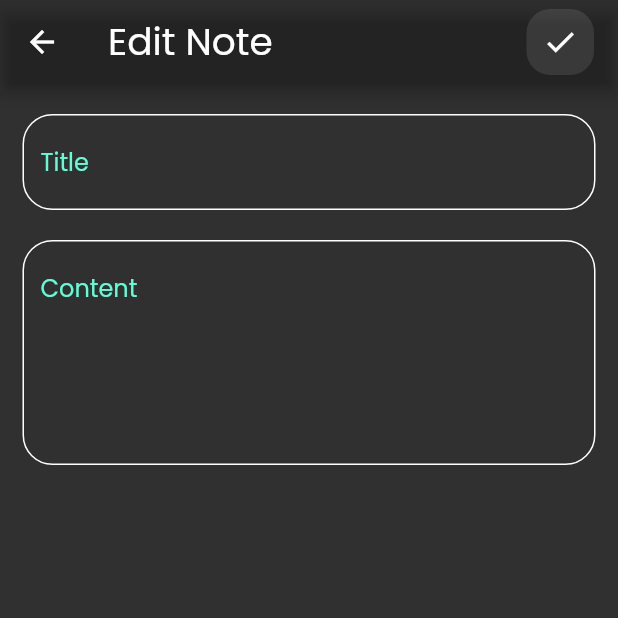
After one commit to RamezNasser5/notes_app, a Flutter app: the screen it shows after launch, after a tap on "Flutter tips", on a phone screen of 412 x 824 dp, the top half of it. The commit adds this screen. Run offline on Flutter 3.47's test engine with Material 2 defaults, Android fonts, the phone set to English and light mode, and no system bars.

Commit message:
create edit note view with title and content text field

```diff
--- /dev/null
+++ b/lib/views/edit_note_view.dart
@@ -0,0 +1,46 @@
+import 'package:flutter/material.dart';
+import 'package:notes_app/widgets/custom_search_icon.dart';
+import 'package:notes_app/widgets/custom_text_field.dart';
+
+class EditNoteView extends StatelessWidget {
+  const EditNoteView({super.key});
+
+  @override
+  Widget build(BuildContext context) {
+    return Scaffold(
+      appBar: AppBar(
+        title: const Text(
+          'Edit Note',
+          style: TextStyle(fontSize: 25),
+        ),
+        actions: const [
+          CustomSearchIcon(
+            icons: Icons.check,
+          )
+        ],
+        backgroundColor: Colors.transparent,
+      ),
+      body: const Column(
+        children: [
+          SizedBox(
+            height: 20,
+          ),
+          Padding(
+            padding: EdgeInsets.symmetric(horizontal: 15.0),
+            child: CustomTextField(hint: 'Title'),
+          ),
+          SizedBox(
+            height: 20,
+          ),
+          Padding(
+            padding: EdgeInsets.symmetric(horizontal: 15.0),
+            child: CustomTextField(
+              hint: 'Content',
+              maxLine: 5,
+            ),
+          ),
+        ],
+      ),
+    );
+  }
+}
--- a/lib/views/notes_view.dart
+++ b/lib/views/notes_view.dart
@@ -28,7 +28,11 @@ class NotesView extends StatelessWidget {
           'Notes',
           style: TextStyle(fontSize: 25),
         ),
-        actions: const [CustomSearchIcon()],
+        actions: const [
+          CustomSearchIcon(
+            icons: Icons.search,
+          )
+        ],
         backgroundColor: Colors.transparent,
       ),
       body: const NotesViewBody(),
--- a/lib/widgets/custom_search_icon.dart
+++ b/lib/widgets/custom_search_icon.dart
@@ -1,7 +1,9 @@
 import 'package:flutter/material.dart';
 
 class CustomSearchIcon extends StatelessWidget {
-  const CustomSearchIcon({super.key});
+  const CustomSearchIcon({super.key, required this.icons});
+
+  final IconData icons;
 
   @override
   Widget build(BuildContext context) {
@@ -14,7 +16,7 @@ class CustomSearchIcon extends StatelessWidget {
           borderRadius: BorderRadius.circular(16),
           color: Colors.white.withOpacity(0.1),
         ),
-        child: const Icon(Icons.search),
+        child: Icon(icons),
       ),
     );
   }
--- a/lib/widgets/note_body_container.dart
+++ b/lib/widgets/note_body_container.dart
@@ -1,4 +1,5 @@
 import 'package:flutter/material.dart';
+import 'package:notes_app/views/edit_note_view.dart';
 import 'package:notes_app/widgets/custom_list_tile.dart';
 
 class NoteBodyContainer extends StatelessWidget {
@@ -10,6 +11,12 @@ class NoteBodyContainer extends StatelessWidget {
   Widget build(BuildContext context) {
     return Padding(
       padding: const EdgeInsets.only(top: 16.0, left: 16, right: 16),
+      child: GestureDetector(
+        onTap: () {
+          Navigator.push(context, MaterialPageRoute(builder: (context) {
+            return const EditNoteView();
+          }));
+        },
         child: Container(
           padding: const EdgeInsets.only(
             top: 24,
@@ -34,6 +41,7 @@ class NoteBodyContainer extends StatelessWidget {
             ],
           ),
         ),
+      ),
     );
   }
 }
```
Lines whose indentation alone changed are shown as unchanged.
